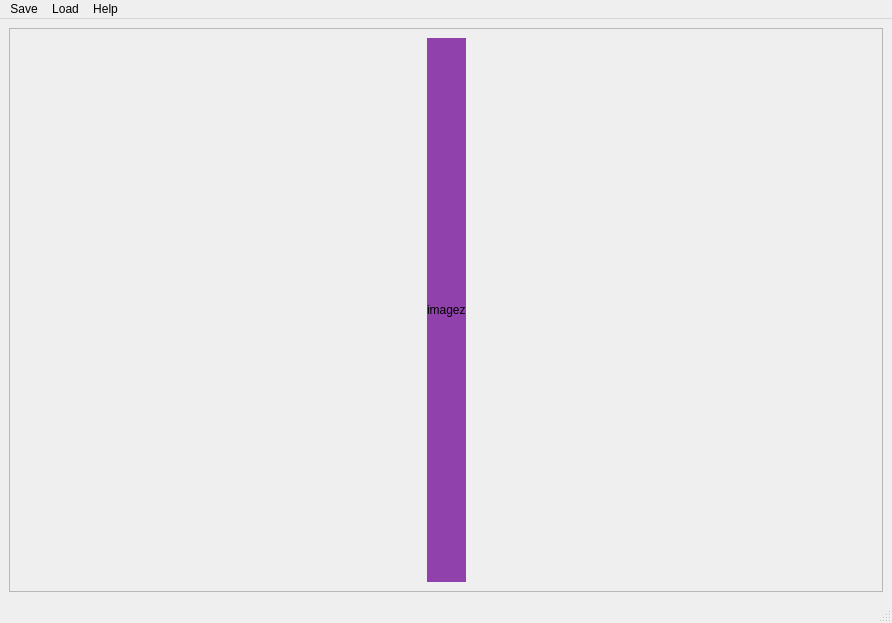
Before: the Qt Designer form QT_Gui/image_labeler.ui in Jelle-Bijlsma/UTMR, drawn with Qt 5.
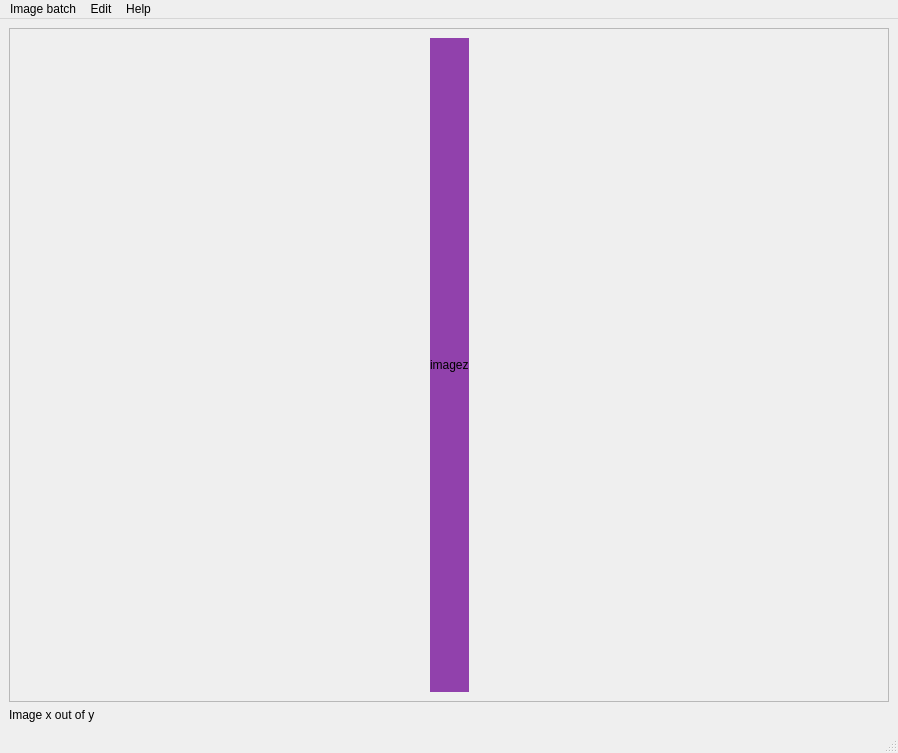
After: the same form once the commit is applied.

Commit message: image labeler finished

```diff
--- a/QT_Gui/image_labeler.ui
+++ b/QT_Gui/image_labeler.ui
@@ -6,8 +6,8 @@
    <rect>
     <x>0</x>
     <y>0</y>
-    <width>892</width>
-    <height>623</height>
+    <width>898</width>
+    <height>753</height>
    </rect>
   </property>
   <property name="windowTitle">
@@ -28,8 +28,8 @@
         <rect>
          <x>0</x>
          <y>0</y>
-         <width>872</width>
-         <height>559</height>
+         <width>878</width>
+         <height>666</height>
         </rect>
        </property>
        <layout class="QHBoxLayout" name="horizontalLayout_2">
@@ -48,6 +48,12 @@
         </item>
         <item>
          <widget class="QLabel" name="label">
+          <property name="sizePolicy">
+           <sizepolicy hsizetype="Minimum" vsizetype="Minimum">
+            <horstretch>0</horstretch>
+            <verstretch>0</verstretch>
+           </sizepolicy>
+          </property>
           <property name="palette">
            <palette>
             <active>
@@ -137,37 +143,72 @@
       </widget>
      </widget>
     </item>
+    <item>
+     <widget class="QLabel" name="label_2">
+      <property name="text">
+       <string>Image x out of y</string>
+      </property>
+     </widget>
+    </item>
    </layout>
   </widget>
+  <widget class="QStatusBar" name="statusbar"/>
   <widget class="QMenuBar" name="menubar">
    <property name="geometry">
     <rect>
      <x>0</x>
      <y>0</y>
-     <width>892</width>
+     <width>898</width>
      <height>22</height>
     </rect>
    </property>
-   <widget class="QMenu" name="menuSave">
-    <property name="title">
-     <string>Save</string>
-    </property>
-   </widget>
-   <widget class="QMenu" name="menuLoad">
-    <property name="title">
-     <string>Load</string>
-    </property>
-   </widget>
    <widget class="QMenu" name="menuHelp">
     <property name="title">
      <string>Help</string>
     </property>
    </widget>
-   <addaction name="menuSave"/>
-   <addaction name="menuLoad"/>
+   <widget class="QMenu" name="menuImage_batch">
+    <property name="title">
+     <string>Image batch</string>
+    </property>
+    <addaction name="actionLoad_New"/>
+   </widget>
+   <widget class="QMenu" name="menuEdit">
+    <property name="title">
+     <string>Edit</string>
+    </property>
+    <addaction name="actionSave_Keypoints"/>
+    <addaction name="actionLoad_Keypoints"/>
+   </widget>
+   <addaction name="menuImage_batch"/>
+   <addaction name="menuEdit"/>
    <addaction name="menuHelp"/>
   </widget>
-  <widget class="QStatusBar" name="statusbar"/>
+  <action name="actionLoad_New">
+   <property name="text">
+    <string>Load New</string>
+   </property>
+  </action>
+  <action name="actionSave_Keypoints">
+   <property name="text">
+    <string>Save Keypoints</string>
+   </property>
+  </action>
+  <action name="actionLoad_Keypoints">
+   <property name="text">
+    <string>Load Keypoints</string>
+   </property>
+  </action>
+  <action name="actionShow_purpose">
+   <property name="text">
+    <string>Show purpose</string>
+   </property>
+  </action>
+  <action name="actionShow_Controls">
+   <property name="text">
+    <string>Show Controls</string>
+   </property>
+  </action>
  </widget>
  <resources/>
  <connections/>
```
Left out of the diff: 3 changed lines with no effect on the pictures. The commit also changes 6 other files.
